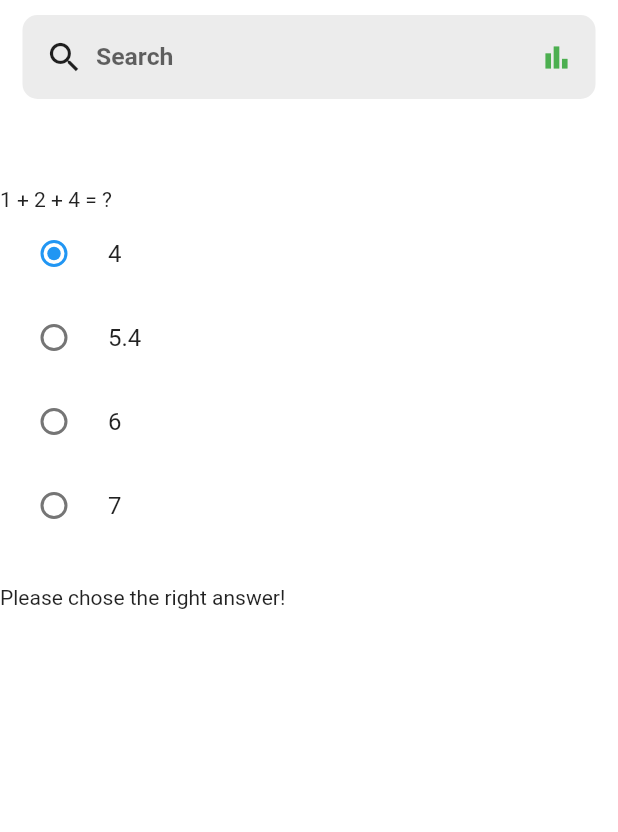
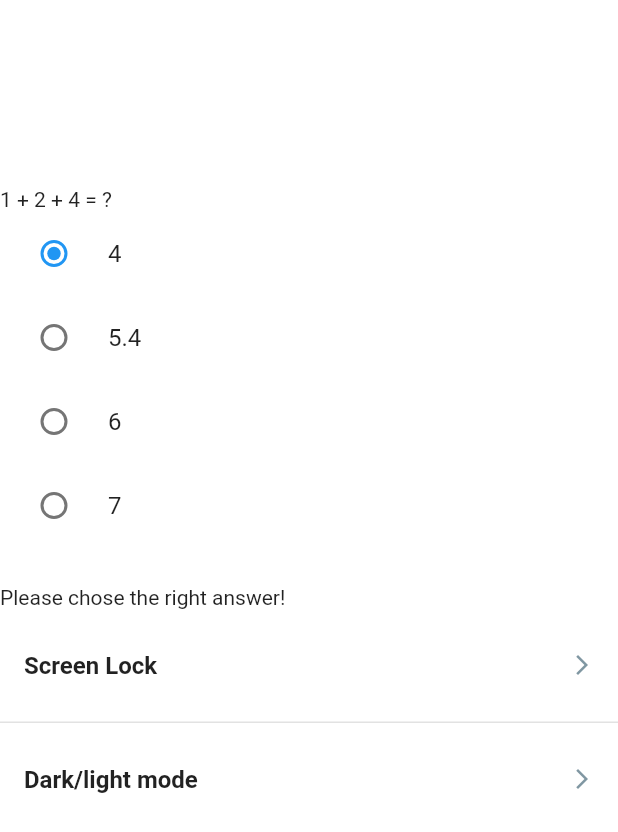
Before and after one commit to thearise/smartkyat_pos, a Flutter app: the SettingsFragment screen opened directly, on a phone screen of 412 x 824 dp. Shown: the top 832 px of the screen. Run offline on Flutter 3.47's test engine with Material 2 defaults, Android fonts, the phone set to English and light mode, and no system bars; our stand-ins replace adaptive_dialog, cloud_firestore, device_info, extended_image, firebase_auth, firebase_core and 2 more; missing offline and left inert: qr_code_scanner, sticky_and_expandable_list, wechat_assets_picker, wechat_camera_picker; accounts and stored records are empty.

Commit message:
Updated to sps brranch

```diff
--- a/lib/fragments/settings_fragment.dart
+++ b/lib/fragments/settings_fragment.dart
@@ -1,6 +1,7 @@
 import 'package:cloud_firestore/cloud_firestore.dart';
 import 'package:firebase_auth/firebase_auth.dart';
 import 'package:flutter/material.dart';
+import 'package:smartkyat_pos/fragments/choose_store_fragment.dart';
 
 class SettingsFragment extends StatefulWidget {
   SettingsFragment({Key? key}) : super(key: key);
@@ -10,8 +11,6 @@ class SettingsFragment extends StatefulWidget {
 }
 
 class _SettingsFragmentState extends State<SettingsFragment> {
-
-
 
   addShop(shopName) {
     CollectionReference spaces = FirebaseFirestore.instance.collection('space');
@@ -89,17 +88,7 @@ class _SettingsFragmentState extends State<SettingsFragment> {
     //     exist = true;
     //   });
     // });
-
-
-
-
-
-
-
   }
-
-
-
 
 
   @override
@@ -174,66 +163,62 @@ class _SettingsFragmentState extends State<SettingsFragment> {
                             });
                           }),
                       SizedBox(height: 25),
-                          Text(_result == 7 ? 'Correct!' : 'Please chose the right answer!')
+                      Text(_result == 7 ? 'Correct!' : 'Please chose the right answer!'),
+
+                      Container(
+                        width: MediaQuery.of(context).size.width,
+                        decoration: BoxDecoration(
+                            border: Border(
+                                bottom:
+                                BorderSide(color: Colors.grey.withOpacity(0.3), width: 1.0))),
+                        child: FlatButton(
+                          height: 75,
+                          onPressed: () { },
+                          child: Row(
+                            children: [
+                              Text('Screen Lock',
+                                style: TextStyle(
+                                  fontSize: 16,
+                                  fontWeight: FontWeight.bold,
+                                ),
+                              ),
+                              Spacer(),
+                              Icon(Icons.arrow_forward_ios,
+                                color: Colors.blueGrey.withOpacity(0.8),
+                                size: 16,),
+                            ],
+                          ),
+                        ),
+                      ),
+                      FlatButton(
+                        height: 75,
+                        onPressed: () { },
+                        child: Row(
+                          children: [
+                            Text('Dark/light mode',
+                              style: TextStyle(
+                                fontSize: 16,
+                                fontWeight: FontWeight.bold,
+                              ),
+                            ),
+                            Spacer(),
+                            Icon(Icons.arrow_forward_ios,
+                              color: Colors.blueGrey.withOpacity(0.8),
+                              size: 16,),
+                          ],
+                        ),
+                      ),
                     ],
                   )
               )),
             ),
             ),
-              Align(
-                alignment: Alignment.topCenter,
-                child: Padding(
-                  padding: const EdgeInsets.only(top: 10.0, left: 15.0, right: 15.0),
-                  child: Container(
-                    decoration: BoxDecoration(
-                        borderRadius:
-                        BorderRadius.circular(10.0),
-                        color: Colors.grey.withOpacity(0.2)
+          ]
         ),
-                    child: Padding(
-                      padding: const EdgeInsets.only(top: 15.0, bottom: 15.0),
-                      child: Row(
-                        mainAxisAlignment: MainAxisAlignment.center,
-                        children: [
-                          Padding(
-                            padding: const EdgeInsets.only(left:15.0,),
-                            child: Icon(Icons.search, size: 26,),
-                          ),
-                          Expanded(
-                            child: Padding(
-                              padding: const EdgeInsets.only(left:8.0, right: 8.0),
-                              child: Container(child:
-                              Text(
-                                'Search',
-                                style: TextStyle(
-                                    fontSize: 16.5,
-                                    fontWeight: FontWeight.w600,
-                                    color: Colors.black.withOpacity(0.6)
+
       ),
     )
-                              ),
-                            ),
-                          ),
-                          GestureDetector(
-                            onTap: () {
-                              addDailyExp(context);
-                            },
-                            child: Padding(
-                              padding: const EdgeInsets.only(right:15.0,),
-                              child: Icon(Icons.bar_chart, color: Colors.green, size: 22,),
-                            ),
-                          )
-                        ],
-                      ),
-                    ),
-                  ),
-                ),
-              ),
 
-            ],
-          ),
-        ),
-      ),
     );
   }
 
@@ -354,7 +339,4 @@ class _SettingsFragmentState extends State<SettingsFragment> {
 
         });
   }
-
-
-
 }
--- a/lib/widgets2/selected_assets_list_view.dart
+++ b/lib/widgets2/selected_assets_list_view.dart
@@ -117,6 +117,7 @@ class SelectedAssetsListView extends StatelessWidget {
             : 40.0,
         child: Column(
           children: <Widget>[
+
             // SizedBox(
             //   height: 20.0,
             //   child: GestureDetector(
```
Also changed, not shown: lib/fragments/choose_store_fragment.dart (added, +87 -0 lines). Lines whose indentation alone changed are shown as unchanged.
